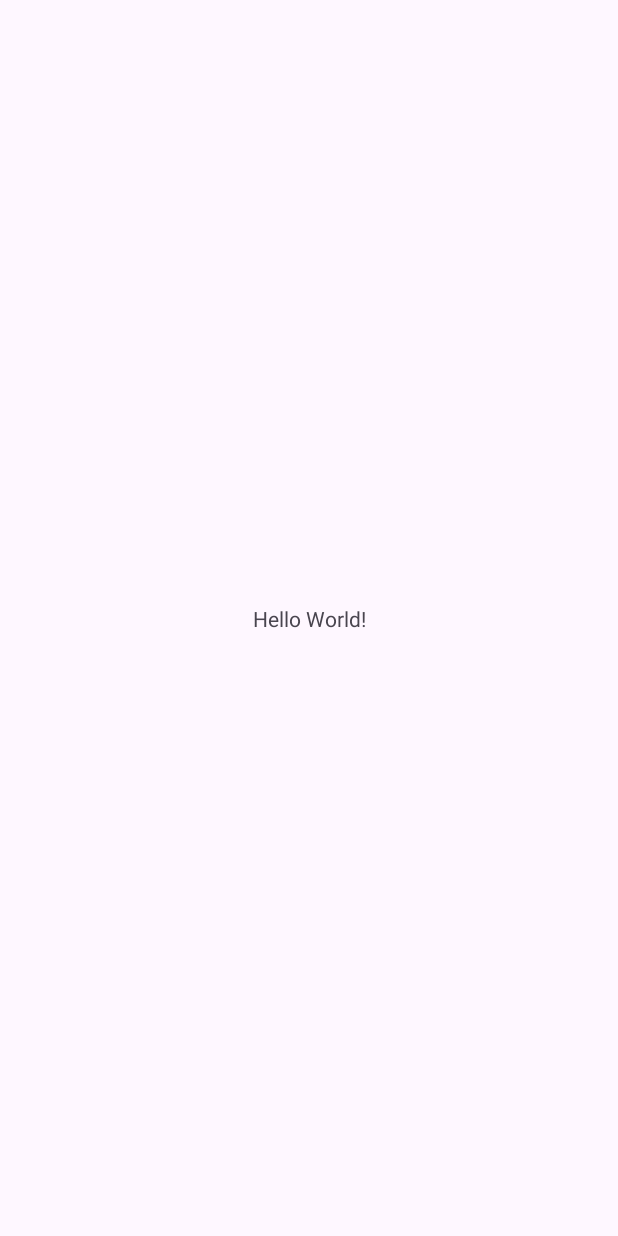
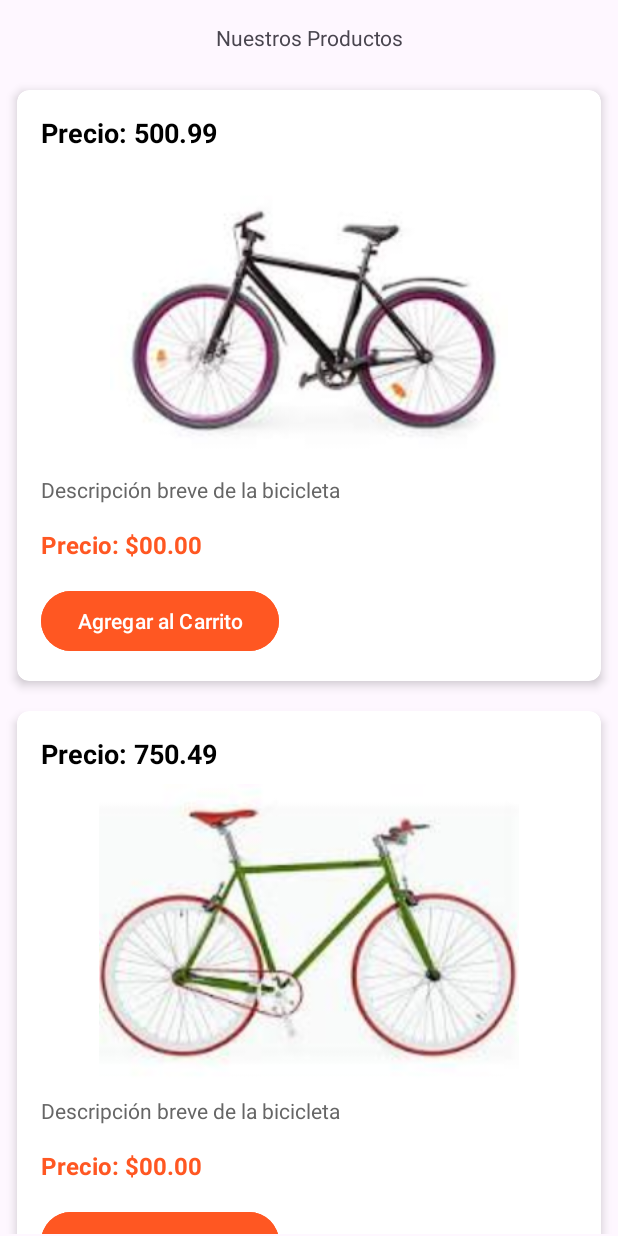
Before and after one commit to ISPC-23/Fullstack_Mobil_2025, an Android app: the screen it shows after launch (MainActivity), on a phone screen of 412 x 824 dp. Before the commit the screen is almost empty. Run offline under Robolectric (Android 15) with nearby library versions, the phone set to English and light mode, and no system bars.

Commit message:
Agregado RecycleView y listado los productos, se crean 4 productos y se muestran en la vista

```diff
--- /dev/null
+++ b/app/src/main/java/com/example/tiendafull/UI/Adapter/AdaptadorProducto.java
@@ -0,0 +1,51 @@
+package com.example.tiendafull.UI.Adapter;
+
+import android.view.LayoutInflater;
+import android.view.View;
+import android.view.ViewGroup;
+import android.widget.ImageView;
+import android.widget.TextView;
+
+import androidx.annotation.NonNull;
+import androidx.recyclerview.widget.RecyclerView;
+
+import com.example.tiendafull.R;
+import com.example.tiendafull.UI.Data.Data;
+
+public class AdaptadorProducto extends RecyclerView.Adapter<AdaptadorProducto.AdaptadorProductHolder> {
+    @NonNull
+    @Override
+    public AdaptadorProductHolder onCreateViewHolder(@NonNull ViewGroup parent, int viewType) {
+        View view = LayoutInflater.from(parent.getContext()).inflate(R.layout.producto, parent, false);
+        return new AdaptadorProductHolder(view);
+    }
+
+    @Override
+    public void onBindViewHolder(@NonNull AdaptadorProductHolder holder, int position) {
+        holder.imprimir(position);
+    }
+
+    @Override
+    public int getItemCount() {
+        return Data.products.size();
+    }
+
+    public class AdaptadorProductHolder extends RecyclerView.ViewHolder{
+        TextView tv1,tv2,tv3;
+        ImageView iv1;
+        public AdaptadorProductHolder(@NonNull View itemView) {
+            super(itemView);
+            tv1= itemView.findViewById(R.id.tv1);
+            tv2= itemView.findViewById(R.id.tv2);
+            tv3= itemView.findViewById(R.id.tv3);
+            iv1=itemView.findViewById(R.id.iv1);
+        }
+
+        public void imprimir(int position) {
+            tv1.setText("Nombre: "+Data.products.get(position).getModelo());
+            tv1.setText("Descripcion: "+Data.products.get(position).getDetalle());
+            tv1.setText("Precio: "+Data.products.get(position).getPrecio());
+            iv1.setImageResource(Data.products.get(position).getImagen());
+        }
+    }
+}
--- a/app/src/main/java/com/example/tiendafull/UI/Data/Data.java
+++ b/app/src/main/java/com/example/tiendafull/UI/Data/Data.java
@@ -1,8 +1,66 @@
 package com.example.tiendafull.UI.Data;
+
+import com.example.tiendafull.R;
 
 import java.util.ArrayList;
 
 public class Data {
 
-    public static ArrayList<Products> products =new ArrayList<>();
+    // Lista de productos
+    public static ArrayList<Products> products = new ArrayList<>();
+
+    // Método para inicializar productos
+    public static void initializeProducts() {
+        products.add(new Products(
+                "Mountain Bike X1",
+                500.99,
+                10,
+                R.drawable.bici1,
+                "Una bicicleta de montaña de alto rendimiento",
+                "Marca X",
+                29,
+                "Mountain",
+                "Aluminio",
+                "Rojo"
+        ));
+
+        products.add(new Products(
+                "Road Bike R2",
+                750.49,
+                5,
+                R.drawable.bici2,
+                "Bicicleta de carretera ligera",
+                "Marca Y",
+                28,
+                "Road",
+                "Carbono",
+                "Negro"
+        ));
+
+        products.add(new Products(
+                "BMX Freestyle",
+                300.00,
+                15,
+                R.drawable.bici3,
+                "Ideal para trucos y saltos",
+                "Marca Z",
+                20,
+                "BMX",
+                "Acero",
+                "Azul"
+        ));
+
+        products.add(new Products(
+                "Bicicleta Urbana",
+                450.00,
+                8,
+                R.drawable.bici4,
+                "Perfecta para desplazarse por la ciudad",
+                "Marca W",
+                26,
+                "Urbana",
+                "Aluminio",
+                "Verde"
+        ));
+    }
 }
--- a/app/src/main/java/com/example/tiendafull/UI/Data/Products.java
+++ b/app/src/main/java/com/example/tiendafull/UI/Data/Products.java
@@ -4,7 +4,7 @@ public class Products {
     private String modelo;
     private double precio;
     private int stock;
-    private String imagen;
+    private int imagen;
     private String detalle;
     private String marca;
     private int rodado;
@@ -12,7 +12,7 @@ public class Products {
     private String material;
     private String color;
 
-    public Products(String modelo, double precio, int stock, String imagen, String detalle, String marca, int rodado, String estilo, String material, String color) {
+    public Products(String modelo, double precio, int stock, int imagen, String detalle, String marca, int rodado, String estilo, String material, String color) {
         this.modelo = modelo != null ? modelo : "Modelo por defecto";
         this.precio = precio;
         this.stock = stock;
@@ -37,7 +37,7 @@ public class Products {
         return stock;
     }
 
-    public String getImagen() {
+    public int getImagen() {
         return imagen;
     }
 
--- a/app/src/main/java/com/example/tiendafull/UI/UI/MainActivity.java
+++ b/app/src/main/java/com/example/tiendafull/UI/UI/MainActivity.java
@@ -9,10 +9,17 @@ import androidx.appcompat.app.AppCompatActivity;
 import androidx.core.graphics.Insets;
 import androidx.core.view.ViewCompat;
 import androidx.core.view.WindowInsetsCompat;
+import androidx.recyclerview.widget.LinearLayoutManager;
+import androidx.recyclerview.widget.RecyclerView;
 
 import com.example.tiendafull.R;
+import com.example.tiendafull.UI.Adapter.AdaptadorProducto;
+import com.example.tiendafull.UI.Data.Data;
 
 public class MainActivity extends AppCompatActivity {
+
+    private RecyclerView recyclerView;
+    private AdaptadorProducto adaptadorProducto;
 
 
     @Override
@@ -25,11 +32,17 @@ public class MainActivity extends AppCompatActivity {
             v.setPadding(systemBars.left, systemBars.top, systemBars.right, systemBars.bottom);
             return insets;
         });
+
+
+        recyclerView=findViewById(R.id.rv1);
+        LinearLayoutManager linearLayoutManager=new LinearLayoutManager(this);
+        recyclerView.setLayoutManager(linearLayoutManager);
+        adaptadorProducto= new AdaptadorProducto();
+        recyclerView.setAdapter(adaptadorProducto);
+        Data.initializeProducts();
+
     }
 
-    @Override
-    public boolean onCreateOptionsMenu(Menu menu) {
-        getMenuInflater().inflate(R.menu.menudeopciones,menu);
-        return true;
-    }
+
+
 }
--- a/app/src/main/res/layout/activity_main.xml
+++ b/app/src/main/res/layout/activity_main.xml
@@ -8,12 +8,25 @@
     tools:context=".UI.UI.MainActivity">
 
     <TextView
-        android:layout_width="wrap_content"
-        android:layout_height="wrap_content"
-        android:text="Hello World!"
-        app:layout_constraintBottom_toBottomOf="parent"
+        android:id="@+id/textView3"
+        android:layout_width="0dp"
+        android:layout_height="50dp"
+        android:gravity="center"
+        android:text="@string/productos"
+        app:layout_constraintBottom_toTopOf="@+id/rv1"
         app:layout_constraintEnd_toEndOf="parent"
         app:layout_constraintStart_toStartOf="parent"
         app:layout_constraintTop_toTopOf="parent" />
 
+    <androidx.recyclerview.widget.RecyclerView
+        android:id="@+id/rv1"
+        android:layout_width="0dp"
+        android:layout_height="0dp"
+        android:layout_marginStart="1dp"
+        android:layout_marginEnd="1dp"
+        android:layout_marginBottom="1dp"
+        app:layout_constraintBottom_toBottomOf="parent"
+        app:layout_constraintEnd_toEndOf="parent"
+        app:layout_constraintStart_toStartOf="parent"
+        app:layout_constraintTop_toBottomOf="@+id/textView3" />
 </androidx.constraintlayout.widget.ConstraintLayout>
--- /dev/null
+++ b/app/src/main/res/layout/producto.xml
@@ -0,0 +1,69 @@
+<?xml version="1.0" encoding="utf-8"?>
+<androidx.cardview.widget.CardView
+    xmlns:android="http://schemas.android.com/apk/res/android"
+    xmlns:app="http://schemas.android.com/apk/res-auto"
+    android:layout_width="match_parent"
+    android:layout_height="wrap_content"
+    android:layout_margin="10dp"
+    app:cardCornerRadius="8dp"
+    app:cardElevation="4dp">
+
+    <LinearLayout
+        android:layout_width="match_parent"
+        android:layout_height="wrap_content"
+        android:orientation="vertical"
+        android:padding="16dp">
+
+        <!-- Modelo de la bicicleta -->
+        <TextView
+            android:id="@+id/tv1"
+            android:layout_width="wrap_content"
+            android:layout_height="wrap_content"
+            android:text="Modelo de la Bicicleta"
+            android:textStyle="bold"
+            android:textSize="18sp"
+            android:textColor="#000000"
+            android:paddingBottom="8dp" />
+
+        <!-- Imagen de la bicicleta -->
+        <ImageView
+            android:id="@+id/iv1"
+            android:layout_width="match_parent"
+            android:layout_height="200dp"
+            android:contentDescription="Imagen de la bicicleta"
+            android:scaleType="fitCenter"
+            android:src="@drawable/bici1" />
+
+        <!-- Descripción de la bicicleta -->
+        <TextView
+            android:id="@+id/tv2"
+            android:layout_width="wrap_content"
+            android:layout_height="wrap_content"
+            android:text="Descripción breve de la bicicleta"
+            android:textSize="14sp"
+            android:textColor="#666666"
+            android:paddingTop="8dp"
+            android:paddingBottom="16dp" />
+
+        <!-- Precio de la bicicleta -->
+        <TextView
+            android:id="@+id/tv3"
+            android:layout_width="wrap_content"
+            android:layout_height="wrap_content"
+            android:text="Precio: $00.00"
+            android:textStyle="bold"
+            android:textSize="16sp"
+            android:textColor="#FF5722"
+            android:paddingBottom="16dp" />
+
+        <!-- Botón para agregar al carrito -->
+        <Button
+            android:id="@+id/add_to_cart_button"
+            android:layout_width="wrap_content"
+            android:layout_height="wrap_content"
+            android:text="Agregar al Carrito"
+            android:backgroundTint="#FF5722"
+            android:textColor="#FFFFFF" />
+
+    </LinearLayout>
+</androidx.cardview.widget.CardView>
--- a/app/src/main/res/values/strings.xml
+++ b/app/src/main/res/values/strings.xml
@@ -8,5 +8,6 @@
     <string name="sin_cuenta">Si no tienes cuenta,</string>
     <string name="registrate">regístrate</string>
     <string name="recuperar_contraseña">Recuperar contraseña</string>
+    <string name="productos">Nuestros Productos</string>
 
 </resources>
```
